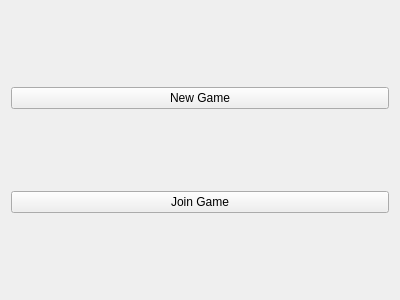
Before: the Qt Designer form client/src/user_interface/ui/LoginMode.ui in dima1997/PORTAL_2D_copy, drawn with Qt 5.
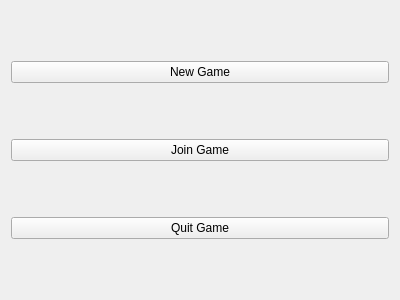
After: the same form once the commit is applied.

Diff of the .ui file:
```diff
--- a/client/src/user_interface/ui/LoginMode.ui
+++ b/client/src/user_interface/ui/LoginMode.ui
@@ -28,6 +28,13 @@
      </property>
     </widget>
    </item>
+   <item>
+    <widget class="QPushButton" name="buttonQuit">
+     <property name="text">
+      <string>Quit Game</string>
+     </property>
+    </widget>
+   </item>
   </layout>
  </widget>
  <resources/>
```
